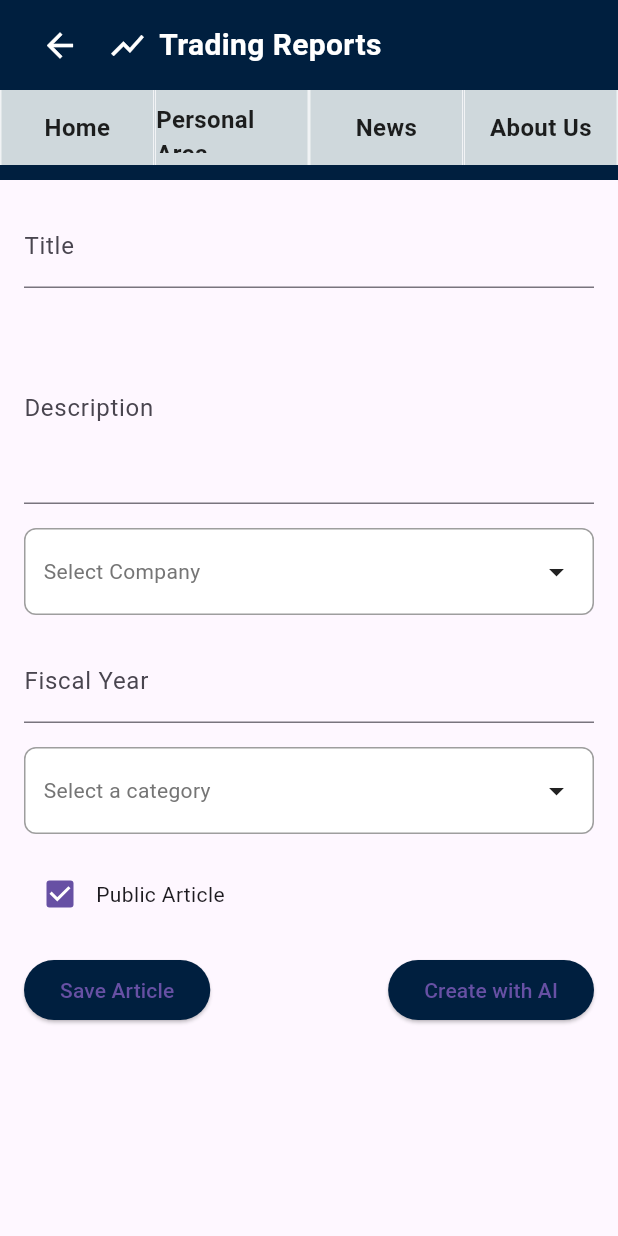
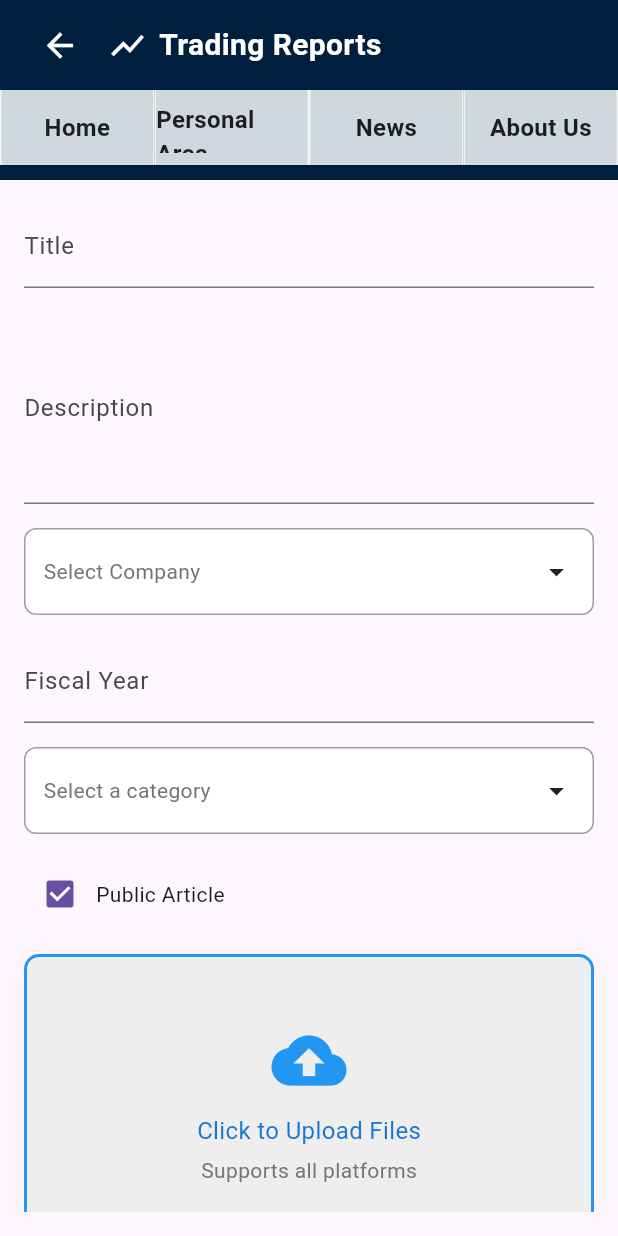
Before and after one commit to Desy1803/demo_sd_flutter, a Flutter app: the ArticlesPage screen opened by its route, after a tap on the "edit" icon, on a phone screen of 412 x 824 dp. Run offline on Flutter 3.47's test engine with Material 3 defaults, Android fonts, the light colour scheme and no system bars; our stand-ins replace carousel_slider, file_picker, fl_chart; missing offline and left inert: country_list_pick, dart:html; network calls fail.

Commit message:
update pt1

```diff
--- a/flutter_application_sd/lib/pagesAuth/PersonalArea.dart
+++ b/flutter_application_sd/lib/pagesAuth/PersonalArea.dart
@@ -4,6 +4,7 @@ import 'package:flutter_application_sd/dtos/SearchArticleCriteria.dart';
 import 'package:flutter_application_sd/pagesNotAuth/ArticleDetailedPage.dart';
 import 'package:flutter_application_sd/restManagers/HttpRequest.dart';
 import 'package:flutter_application_sd/widgets/CustomAppBar.dart';
+import 'package:flutter_application_sd/widgets/LoginRecommendationPopup.dart';
 import 'WriteArticle.dart';
 
 class PersonalArea extends StatefulWidget {
@@ -63,6 +64,9 @@ class _PersonalAreaState extends State<PersonalArea> {
 
   @override
   Widget build(BuildContext context) {
+    if (!Model.sharedInstance.isAuthenticated()) {
+      return const LoginRecommendationPopup();
+    }
     return Scaffold(
       appBar: CustomAppBar(showBackButton: true),
       body: Padding(
--- a/flutter_application_sd/lib/pagesAuth/WriteArticle.dart
+++ b/flutter_application_sd/lib/pagesAuth/WriteArticle.dart
@@ -1,11 +1,13 @@
 import 'dart:convert';
-import 'dart:html' as html;
+import 'dart:typed_data';
+import 'package:file_picker/file_picker.dart';
 import 'package:flutter/material.dart';
 import 'package:flutter_application_sd/dtos/Article.dart';
 import 'package:flutter_application_sd/restManagers/HttpRequest.dart';
 import 'package:flutter_application_sd/widgets/CategorySearchWidget.dart';
 import 'package:flutter_application_sd/widgets/CompanySelector.dart';
 import 'package:flutter_application_sd/widgets/CustomAppBar.dart';
+import 'package:flutter_application_sd/widgets/DropZoneWidget.dart';
 
 class WriteArticlePage extends StatefulWidget {
   @override
@@ -20,7 +22,8 @@ class _WriteArticlePageState extends State<WriteArticlePage> {
   String? selectedCompany;
   String? selectedCategory;
   String? imagePreviewUrl;
-  String imageUrl = '';
+  String? imageName;
+  String? imageUrl;
   bool isPublic = true;
   bool isAIEnabled = false;
 
@@ -45,7 +48,7 @@ class _WriteArticlePageState extends State<WriteArticlePage> {
       timeUnit: fiscalYearController.text,
       isPublic: isPublic,
       isAI: isAIEnabled,
-      imageUrl: imageUrl,
+      imageUrl: imageUrl ?? '',
       category: selectedCategory!,
     );
 
@@ -152,7 +155,7 @@ class _WriteArticlePageState extends State<WriteArticlePage> {
               SizedBox(height: 16),
               CategorySearchWidget(onSelectedCategory: (value) {
                   setState(() {
-                    selectedCategory= value;
+                    selectedCategory = value;
                   });
                 },),
               SizedBox(height: 16),
@@ -172,6 +175,50 @@ class _WriteArticlePageState extends State<WriteArticlePage> {
                 ],
               ),
               SizedBox(height: 16),
+              DropZoneWidget(
+                onFilesSelected: (List<PlatformFile>? files) {
+                  if (files != null && files.isNotEmpty) {
+                    setState(() {
+                      if (files.first.bytes != null) {
+                          Uint8List? fileBytes = Uint8List.fromList(files.first.bytes!);
+                          imageUrl = base64Encode(fileBytes);
+                          imageName = files.first.name;
+                        } else {
+                          ScaffoldMessenger.of(context).showSnackBar(
+                            SnackBar(content: Text('No bytes available in the selected file.')),
+                          );
+                        }
+                      imageName = files.first.name;
+                    });
+                  }
+                },
+              ),
+              const SizedBox(height: 25),
+              if (imageUrl != null)
+                Column(
+                  children: [
+                    Text(
+                      "File Uploaded: ${imageName ?? "Unknown"}",
+                      style: const TextStyle(fontSize: 16, color: Colors.green),
+                    ),
+                    const SizedBox(height: 10),
+                    if (imageUrl != null)
+                      Container(
+                        height: 200,
+                        width: 200,
+                        decoration: BoxDecoration(
+                          border: Border.all(color: Colors.black, width: 1),
+                        ),
+                        child: Image.memory(
+                          base64StringToBytes(imageUrl!),
+                          fit: BoxFit.cover,
+                        ),
+                      ),
+                  ],
+                )
+              else
+                const Text("No file selected", style: TextStyle(fontSize: 16)),
+              SizedBox(height: 15 ),
               Row(
                 mainAxisAlignment: MainAxisAlignment.spaceBetween,
                 children: [
@@ -199,28 +246,10 @@ class _WriteArticlePageState extends State<WriteArticlePage> {
   }
 }
 
-
-
-class CategorySelector extends StatelessWidget {
-  final String? selectedCategory;
-  final ValueChanged<String> onCategorySelected;
-
-  CategorySelector({this.selectedCategory, required this.onCategorySelected});
-
-  @override
-  Widget build(BuildContext context) {
-    return DropdownButtonFormField<String>(
-      value: selectedCategory,
-      items: ['Category X', 'Category Y', 'Category Z']
-          .map((category) => DropdownMenuItem(
-                value: category,
-                child: Text(category),
-              ))
-          .toList(),
-      decoration: InputDecoration(labelText: 'Select Category'),
-      onChanged: (value) {
-        if (value != null) onCategorySelected(value);
-      },
-    );
+Uint8List base64StringToBytes(String base64String) {
+  try {
+    return base64.decode(base64String);
+  } catch (e) {
+    throw FormatException("Invalid base64 string: $base64String");
   }
 }
--- a/flutter_application_sd/lib/pagesNotAuth/ArticleDetailedPage.dart
+++ b/flutter_application_sd/lib/pagesNotAuth/ArticleDetailedPage.dart
@@ -212,6 +212,7 @@ class _ArticleDetailedPageState extends State<ArticleDetailedPage> {
                     'Author email: ${widget.article.authorEmail }',
                     style: const TextStyle(fontSize: 16.0, fontStyle: FontStyle.italic),
                   ),
+                  const SizedBox(height: 8.0),
                   Row(
                     children: [
                       _buildInfoChip(
@@ -253,7 +254,7 @@ class _ArticleDetailedPageState extends State<ArticleDetailedPage> {
                         ),
                     ],
                   ),
-
+                  const SizedBox(height: 8.0),
                   if (isEditing)
                     Center(
                       child: ElevatedButton.icon(
--- a/flutter_application_sd/lib/pagesNotAuth/ArticlesPage.dart
+++ b/flutter_application_sd/lib/pagesNotAuth/ArticlesPage.dart
@@ -21,7 +21,7 @@ class _ArticlesPageState extends State<ArticlesPage> {
   bool isLoading = true;
   String? errorMessage;
 
-  final List<String> categories = ['All', 'Tech', 'Health', 'Business'];
+  final List<String> categories = [ 'All','Fundamental Data', 'Financial Data', 'Annual Reports', 'Profitability & Margins', 'Revenue & Growth', 'Analyst Ratings'];
   final List<String> dates = ['All', 'Last Week', 'Last Month', 'Last Year'];
 
   @override
@@ -49,7 +49,7 @@ class _ArticlesPageState extends State<ArticlesPage> {
 
     setState(() {
       if (loadedArticles != null && loadedArticles.isNotEmpty) {
-        // Ordina gli articoli per titolo
+
         articles = loadedArticles..sort((a, b) => a.title.compareTo(b.title));
       } else {
         errorMessage = 'No articles found.';
@@ -57,7 +57,7 @@ class _ArticlesPageState extends State<ArticlesPage> {
       isLoading = false;
     });
   } catch (e) {
-    // Gestisci eventuali errori
+
     setState(() {
       errorMessage = 'Error loading articles: ${e.toString()}';
       isLoading = false;
@@ -99,7 +99,7 @@ class _ArticlesPageState extends State<ArticlesPage> {
     );
   }
 
-  // Costruzione della barra di ricerca
+
   Widget _buildSearchBar() {
     return TextField(
       onChanged: (query) {
@@ -179,7 +179,7 @@ class _ArticlesPageState extends State<ArticlesPage> {
     }
 
     if (articles!.isEmpty) {
-      return Center(
+      return const Center(
         child: Text(
           'No articles available.',
           style: TextStyle(fontSize: 16.0),
@@ -197,7 +197,7 @@ class _ArticlesPageState extends State<ArticlesPage> {
     );
   }
 
-  // Card per visualizzare gli articoli
+
   Widget _buildArticleCard(ArticleResponse article) {
     return Card(
       margin: EdgeInsets.symmetric(vertical: 8.0),
--- a/flutter_application_sd/lib/pagesNotAuth/LatestInformation.dart
+++ b/flutter_application_sd/lib/pagesNotAuth/LatestInformation.dart
@@ -123,7 +123,7 @@ class _LatestInformationPageState extends State<LatestInformationPage> {
               _buildFieldRow('EV to Revenue', latestInfo!.eVToRevenue, 'Enterprise Value to Revenue, a valuation metric for comparing a company\'s revenues.'),
               _buildFieldRow('EV to EBITDA', latestInfo!.eVToEBITDA, 'Enterprise Value to EBITDA, a valuation metric that considers debt.'),
             ]),
-          // Profitability & Margins Section
+
           _buildSection('Profitability & Margins', [
             _buildFieldRow('Profit Margin', '${latestInfo!.profitMargin}%', 'The percentage of revenue that becomes profit.'),
             _buildFieldRow('Operating Margin (TTM)', latestInfo!.operatingMarginTTM, 'The company\'s operating income divided by its revenue over the trailing 12 months.'),
--- a/flutter_application_sd/lib/pagesNotAuth/securityFlows/LoginPage.dart
+++ b/flutter_application_sd/lib/pagesNotAuth/securityFlows/LoginPage.dart
@@ -1,5 +1,6 @@
 import 'package:flutter/material.dart';
 import 'package:flutter_application_sd/pagesAuth/PersonalArea.dart';
+import 'package:flutter_application_sd/pagesNotAuth/CompaniesPage.dart';
 import 'package:flutter_application_sd/restManagers/HttpRequest.dart';
 import 'package:flutter_application_sd/widgets/CustomAppBarAuthFlow%20.dart';
 class LoginPage extends StatefulWidget {
@@ -139,7 +140,7 @@ class _LoginState extends State<LoginPage> with SingleTickerProviderStateMixin {
                         if (result != null) {
                           Navigator.pushReplacement(
                             context,
-                            MaterialPageRoute(builder: (context) => PersonalArea()),
+                            MaterialPageRoute(builder: (context) => CompaniesPage()),
                           );
                         } else {
                           showDialog(
--- a/flutter_application_sd/lib/restManagers/RestManager.dart
+++ b/flutter_application_sd/lib/restManagers/RestManager.dart
@@ -12,6 +12,10 @@ class RestManager {
 
   set token(String token) {
     _token = token;
+  }
+
+   String get token {
+    return _token!;
   }
 
   Future<String> _makeRequest(
--- a/flutter_application_sd/lib/widgets/CustomAppBar.dart
+++ b/flutter_application_sd/lib/widgets/CustomAppBar.dart
@@ -105,5 +105,5 @@ class CustomAppBar extends StatelessWidget implements PreferredSizeWidget {
   }
 
   @override
-  Size get preferredSize => Size.fromHeight(120); // Altezza fissa dell'AppBar
+  Size get preferredSize => Size.fromHeight(120);
 }
--- /dev/null
+++ b/flutter_application_sd/lib/widgets/DropZoneWidget.dart
@@ -0,0 +1,112 @@
+import 'package:flutter/material.dart';
+import 'package:file_picker/file_picker.dart';
+
+class DropZoneWidget extends StatefulWidget {
+  final void Function(List<PlatformFile>? files) onFilesSelected;
+  final String title;
+  final String subtitle;
+  final TextStyle? titleStyle;
+  final TextStyle? subtitleStyle;
+
+  const DropZoneWidget({
+    Key? key,
+    required this.onFilesSelected,
+    this.title = "Click to Upload Files",
+    this.subtitle = "Supports all platforms",
+    this.titleStyle,
+    this.subtitleStyle,
+  }) : super(key: key);
+
+  @override
+  _DropZoneWidgetState createState() => _DropZoneWidgetState();
+}
+
+class _DropZoneWidgetState extends State<DropZoneWidget> {
+  bool _isLoading = false; // Stato per indicare il caricamento
+
+  @override
+  Widget build(BuildContext context) {
+    return GestureDetector(
+      onTap: _pickFiles,
+      child: Container(
+        height: 200,
+        width: double.infinity,
+        decoration: BoxDecoration(
+          color: Colors.grey[200],
+          border: Border.all(
+            color: Colors.blue,
+            width: 2,
+          ),
+          borderRadius: BorderRadius.circular(10),
+        ),
+        child: Center(
+          child: _isLoading
+              ? const CircularProgressIndicator()
+              : Column(
+                  mainAxisAlignment: MainAxisAlignment.center,
+                  children: [
+                    const Icon(
+                      Icons.cloud_upload,
+                      size: 50,
+                      color: Colors.blue,
+                    ),
+                    const SizedBox(height: 10),
+                    Text(
+                      widget.title,
+                      style: widget.titleStyle ??
+                          TextStyle(
+                            fontSize: 16,
+                            color: Colors.blue[700],
+                          ),
+                    ),
+                    const SizedBox(height: 5),
+                    Text(
+                      widget.subtitle,
+                      style: widget.subtitleStyle ??
+                          TextStyle(
+                            fontSize: 14,
+                            color: Colors.grey[600],
+                          ),
+                    ),
+                  ],
+                ),
+        ),
+      ),
+    );
+  }
+
+  Future<void> _pickFiles() async {
+    setState(() {
+      _isLoading = true;
+    });
+
+    try {
+      FilePickerResult? result = await FilePicker.platform.pickFiles(
+        allowMultiple: true,
+        withData: true,
+      );
+
+      setState(() {
+        _isLoading = false;
+      });
+
+      if (result != null) {
+        widget.onFilesSelected(result.files);
+      } else {
+        widget.onFilesSelected(null);
+      }
+    } catch (e) {
+      debugPrint('Error selecting files: $e');
+      setState(() {
+        _isLoading = false;
+      });
+      ScaffoldMessenger.of(context).showSnackBar(
+        SnackBar(
+          content: Text('Error selecting files: $e'),
+          backgroundColor: Colors.red,
+        ),
+      );
+      widget.onFilesSelected(null);
+    }
+  }
+}
```
Also changed, not shown: flutter_application_sd/lib/dtos/AiRequest.dart (added, +29 -0 lines), flutter_application_sd/lib/dtos/StockDetailsDto.dart (added, +223 -0 lines), flutter_application_sd/lib/restManagers/HttpRequest.dart (+24 -14 lines), flutter_application_sd/lib/widgets/LoginRecommendationPopup.dart (added, +28 -0 lines).
